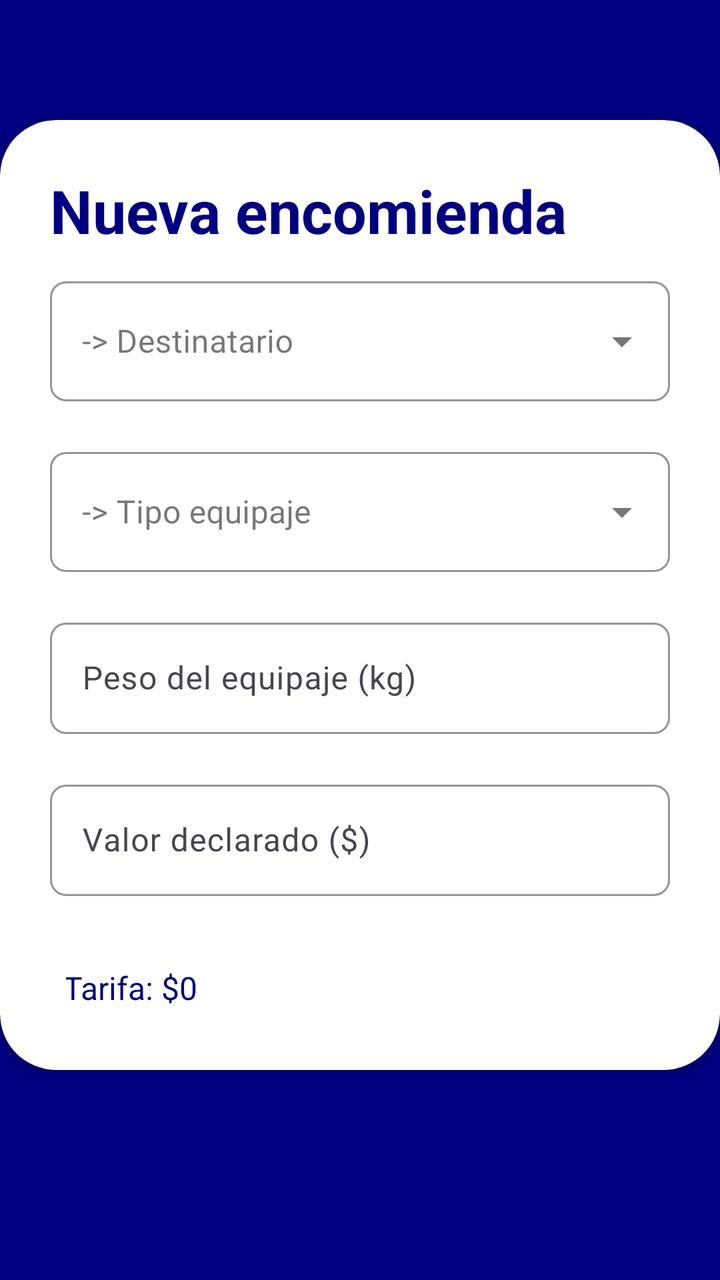
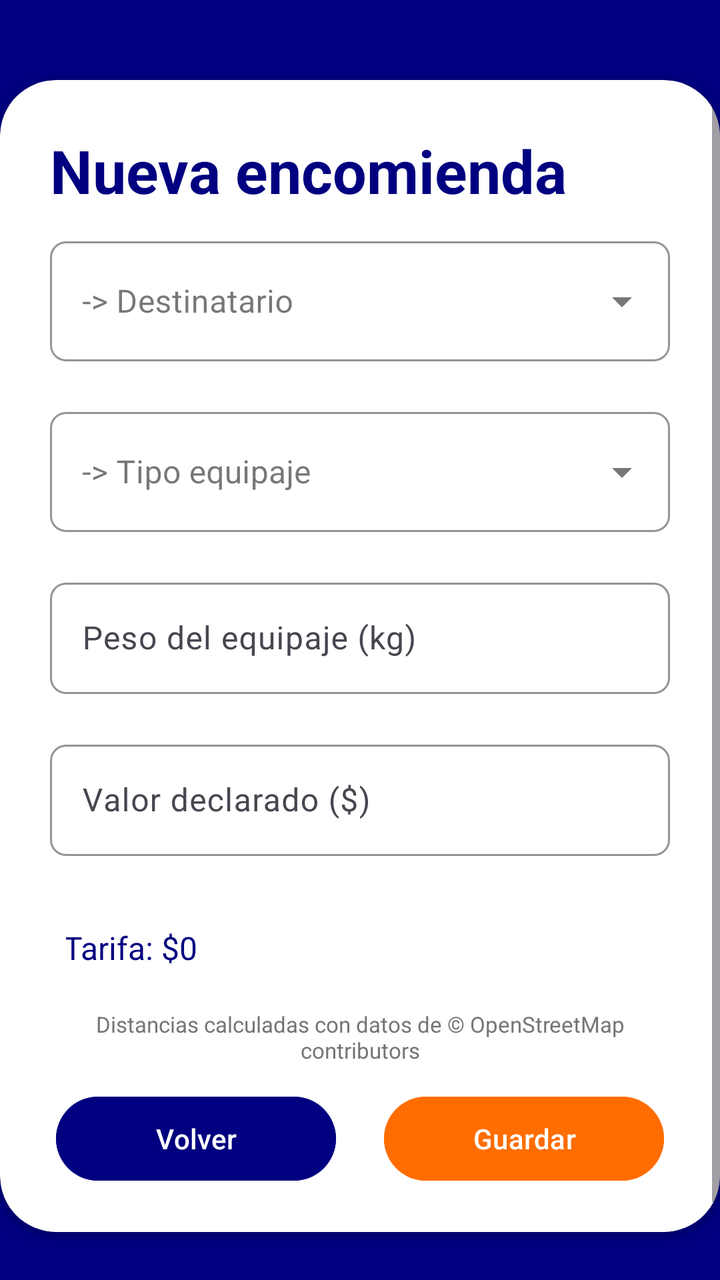

An Android layout rendered at two revisions. The XML below is the earlier revision; the diff shows what the commit changed to produce the second picture.
<!-- AndroidManifest.xml: application theme Theme.GestionEquipaje -->
<!-- res/layout/activity_agregar_encomienda.xml -->
<?xml version="1.0" encoding="utf-8"?>
<androidx.constraintlayout.widget.ConstraintLayout xmlns:android="http://schemas.android.com/apk/res/android"
    xmlns:app="http://schemas.android.com/apk/res-auto"
    xmlns:tools="http://schemas.android.com/tools"
    android:id="@+id/main"
    android:layout_width="match_parent"
    android:layout_height="match_parent"
    tools:context=".Equipaje.AgregarEquipaje">

    <RelativeLayout
        android:layout_width="match_parent"
        android:layout_height="match_parent"
        android:background="@color/color_primario"
        app:layout_constraintBottom_toBottomOf="parent"
        app:layout_constraintEnd_toEndOf="parent"
        app:layout_constraintStart_toStartOf="parent"
        app:layout_constraintTop_toTopOf="parent">

        <androidx.cardview.widget.CardView
            android:layout_width="match_parent"
            android:layout_height="566dp"
            android:layout_alignParentStart="true"
            android:layout_alignParentTop="true"
            android:layout_alignParentBottom="true"
            android:layout_marginStart="0dp"
            android:layout_marginTop="60dp"
            android:layout_marginBottom="105dp"
            android:backgroundTint="@color/white"
            app:cardCornerRadius="28dp">

            <ScrollView
                android:layout_width="match_parent"
                android:layout_height="621dp">

                <LinearLayout
                    android:layout_width="match_parent"
                    android:layout_height="wrap_content"
                    android:orientation="vertical"
                    android:padding="25dp">

                    <TextView
                        android:id="@+id/txtTituloLogIn"
                        android:layout_width="wrap_content"
                        android:layout_height="wrap_content"
                        android:text="Nueva encomienda"
                        android:textColor="@color/color_primario"
                        android:textSize="30sp"
                        android:textStyle="bold" />

                    <View
                        android:id="@+id/view1"
                        android:layout_width="wrap_content"
                        android:layout_height="10dp" />

                    <com.google.android.material.textfield.TextInputLayout
                        style="@style/Widget.MaterialComponents.TextInputLayout.OutlinedBox.ExposedDropdownMenu"
                        android:layout_width="match_parent"
                        android:layout_height="wrap_content"
                        android:hint="-> Destinatario"
                        app:boxBackgroundMode="outline"
                        app:boxCornerRadiusBottomEnd="8dp"
                        app:boxCornerRadiusBottomStart="8dp"
                        app:boxCornerRadiusTopEnd="8dp"
                        app:boxCornerRadiusTopStart="8dp"
                        app:boxStrokeColor="@color/color_primario"
                        app:hintTextColor="@color/color_primario">

                        <AutoCompleteTextView
                            android:id="@+id/spnDestinatarioId"
                            android:layout_width="match_parent"
                            android:layout_height="60dp"
                            android:inputType="none" />

                    </com.google.android.material.textfield.TextInputLayout>

                    <View
                        android:id="@+id/view6"
                        android:layout_width="wrap_content"
                        android:layout_height="20dp" />

                    <com.google.android.material.textfield.TextInputLayout
                        style="@style/Widget.MaterialComponents.TextInputLayout.OutlinedBox.ExposedDropdownMenu"
                        android:layout_width="match_parent"
                        android:layout_height="wrap_content"
                        android:hint="-> Tipo equipaje"
                        app:boxBackgroundMode="outline"
                        app:boxCornerRadiusBottomEnd="8dp"
                        app:boxCornerRadiusBottomStart="8dp"
                        app:boxCornerRadiusTopEnd="8dp"
                        app:boxCornerRadiusTopStart="8dp"
                        app:boxStrokeColor="@color/color_primario"
                        app:hintTextColor="@color/color_primario">

                        <AutoCompleteTextView
                            android:id="@+id/spnTipoEquipajeId"
                            android:layout_width="match_parent"
                            android:layout_height="60dp"
                            android:inputType="none" />

                    </com.google.android.material.textfield.TextInputLayout>

                    <View
                        android:id="@+id/view2"
                        android:layout_width="wrap_content"
                        android:layout_height="20dp" />

                    <com.google.android.material.textfield.TextInputLayout
                        android:layout_width="match_parent"
                        android:layout_height="wrap_content"
                        android:hint="Peso del equipaje (kg)"
                        app:boxBackgroundMode="outline"
                        app:boxCornerRadiusBottomEnd="8dp"
                        app:boxCornerRadiusBottomStart="8dp"
                        app:boxCornerRadiusTopEnd="8dp"
                        app:boxCornerRadiusTopStart="8dp"
                        app:boxStrokeColor="@color/color_primario"
                        app:hintTextColor="@color/color_primario">

                        <com.google.android.material.textfield.TextInputEditText
                            android:id="@+id/edPeso"
                            android:layout_width="match_parent"
                            android:layout_height="wrap_content"
                            android:inputType="numberDecimal" />
                    </com.google.android.material.textfield.TextInputLayout>

                    <View
                        android:id="@+id/view3"
                        android:layout_width="wrap_content"
                        android:layout_height="20dp" />

                    <com.google.android.material.textfield.TextInputLayout
                        android:layout_width="match_parent"
                        android:layout_height="wrap_content"
                        android:hint="Valor declarado ($)"
                        app:boxBackgroundMode="outline"
                        app:boxCornerRadiusBottomEnd="8dp"
                        app:boxCornerRadiusBottomStart="8dp"
                        app:boxCornerRadiusTopEnd="8dp"
                        app:boxCornerRadiusTopStart="8dp"
                        app:boxStrokeColor="@color/color_primario"
                        app:hintTextColor="@color/color_primario">

                        <com.google.android.material.textfield.TextInputEditText
                            android:id="@+id/edValorDeclarado"
                            android:layout_width="match_parent"
                            android:layout_height="wrap_content"
                            android:inputType="numberDecimal" />
                    </com.google.android.material.textfield.TextInputLayout>

                    <View
                        android:id="@+id/view4"
                        android:layout_width="wrap_content"
                        android:layout_height="15dp" />

                    <LinearLayout
                        android:layout_width="match_parent"
                        android:layout_height="wrap_content"
                        android:gravity="center"
                        android:orientation="horizontal"
                        android:padding="8dp">

                        <TextView
                            android:id="@+id/tvTarifaCalculada"
                            android:layout_width="297dp"
                            android:layout_height="30dp"
                            android:layout_margin="12dp"
                            android:text="Tarifa: $0"
                            android:textColor="@color/color_primario"
                            android:textSize="16sp" />

                    </LinearLayout>

                    <LinearLayout
                        android:layout_width="match_parent"
                        android:layout_height="wrap_content"
                        android:gravity="center"
                        android:orientation="horizontal"
                        android:padding="0dp">

                        <Button
                            android:id="@+id/btnVolverMenuEncomienda"
                            android:layout_width="140dp"
                            android:layout_height="50dp"
                            android:layout_margin="12dp"
                            android:backgroundTint="@color/color_primario"
                            android:text="Volver" />

                        <Button
                            android:id="@+id/btnGuardarEncomienda"
                            android:layout_width="140dp"
                            android:layout_height="50dp"
                            android:layout_margin="12dp"
                            android:backgroundTint="#FF6D00"
                            android:text="Guardar" />
                    </LinearLayout>

                </LinearLayout>
            </ScrollView>

        </androidx.cardview.widget.CardView>


    </RelativeLayout>
</androidx.constraintlayout.widget.ConstraintLayout>
<!-- resources referenced by this layout -->
<resources>
  <color name="color_primario">#000080</color>
  <color name="white">#FFFFFFFF</color>
  <style name="Theme.GestionEquipaje" parent="Base.Theme.GestionEquipaje" />
  <style name="Base.Theme.GestionEquipaje" parent="Theme.Material3.DayNight.NoActionBar">
          
          <item name="colorPrimary">@color/color_primario</item>
          <item name="colorSecondary">@color/color_secundario</item>
      </style>
  <color name="color_secundario">#D48043</color>
</resources>

<!-- the commit's change to res/layout/activity_agregar_encomienda.xml (unified diff, before → after) -->
@@ -18,19 +18,19 @@
 
         <androidx.cardview.widget.CardView
             android:layout_width="match_parent"
-            android:layout_height="566dp"
+            android:layout_height="match_parent"
             android:layout_alignParentStart="true"
             android:layout_alignParentTop="true"
             android:layout_alignParentBottom="true"
             android:layout_marginStart="0dp"
-            android:layout_marginTop="60dp"
-            android:layout_marginBottom="105dp"
+            android:layout_marginTop="40dp"
+            android:layout_marginBottom="24dp"
             android:backgroundTint="@color/white"
             app:cardCornerRadius="28dp">
 
             <ScrollView
                 android:layout_width="match_parent"
-                android:layout_height="621dp">
+                android:layout_height="match_parent">
 
                 <LinearLayout
                     android:layout_width="match_parent"
@@ -162,13 +162,21 @@
                         <TextView
                             android:id="@+id/tvTarifaCalculada"
                             android:layout_width="297dp"
-                            android:layout_height="30dp"
+                            android:layout_height="wrap_content"
                             android:layout_margin="12dp"
                             android:text="Tarifa: $0"
                             android:textColor="@color/color_primario"
                             android:textSize="16sp" />
 
                     </LinearLayout>
+
+                    <TextView
+                        android:layout_width="match_parent"
+                        android:layout_height="wrap_content"
+                        android:gravity="center"
+                        android:text="Distancias calculadas con datos de © OpenStreetMap contributors"
+                        android:textColor="#757575"
+                        android:textSize="11sp" />
 
                     <LinearLayout
                         android:layout_width="match_parent"
